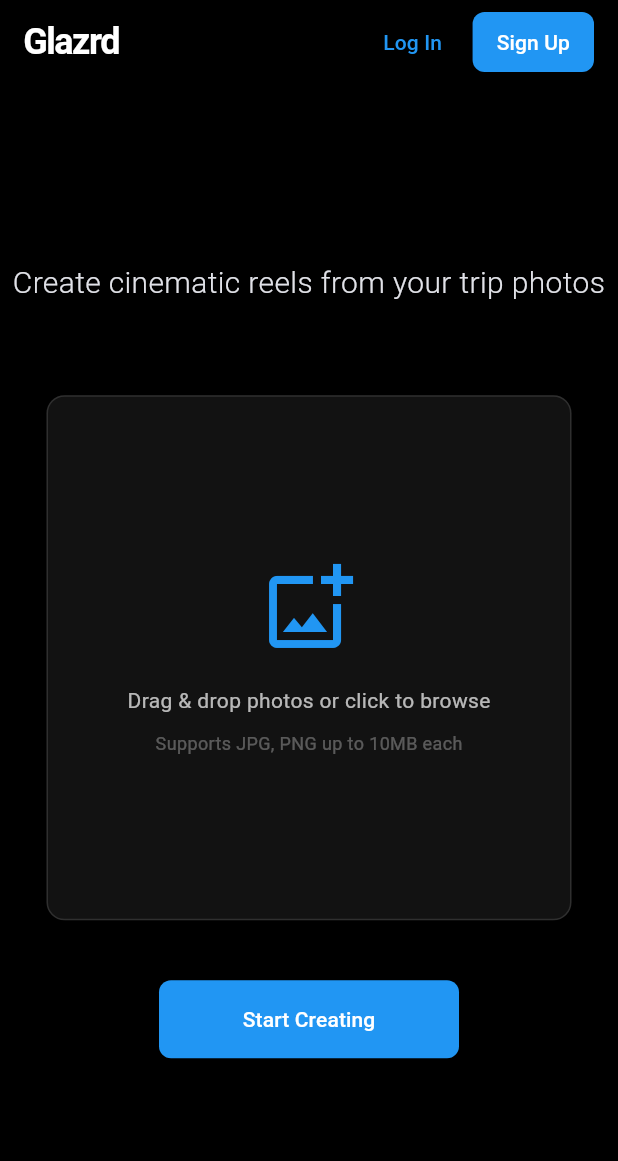
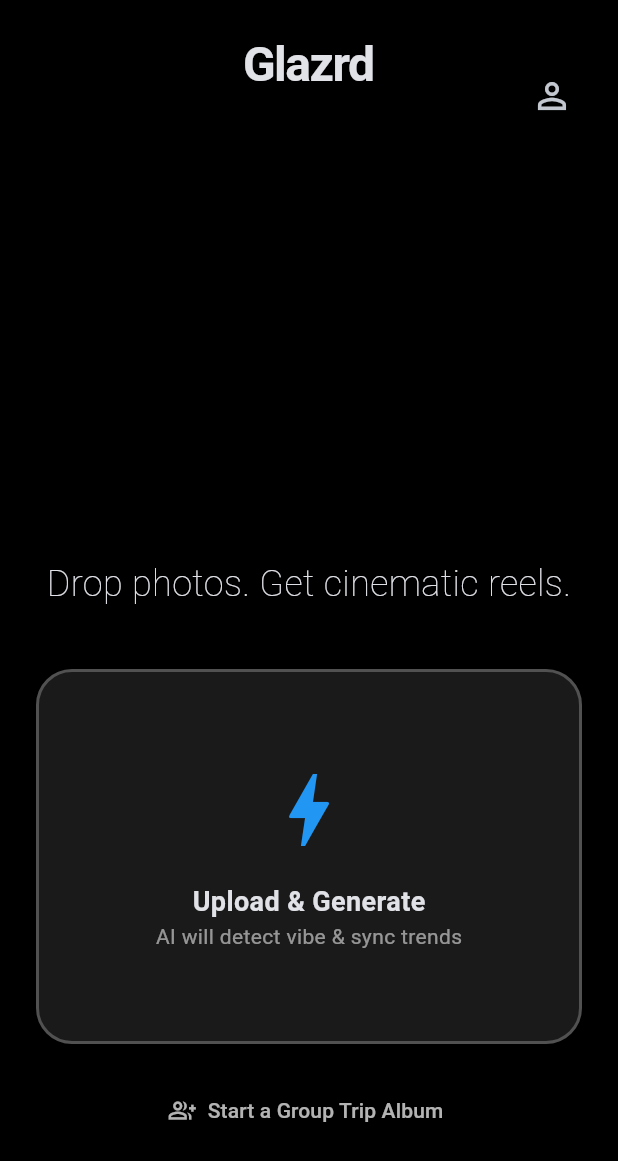
Before and after one commit to samshanmukh/Glazrd, a Flutter app: the screen it shows after launch, on a phone screen of 412 x 824 dp. Shown: the top 1161 px of the screen. Run offline on Flutter 3.47's test engine with Material 3 defaults, Android fonts, the phone set to English and light mode, and no system bars.

Commit message:
Scaffold Glazrd v1 with travel-first differentiators and dark-mode UI
- Initialized Flutter frontend with dark-mode theme and Instagram-inspired aesthetic.
- Implemented One-Tap Flow HomeScreen and Travel-Journal Dashboard.
- Set up Node.js/Express backend with modular structure and travel-specific data models (User stats, GroupTrip, Reel vibe/location).
- Added API routes for Group Trips, AI Reel Generation (placeholder), and Memories Mode.
- Included comprehensive README.md with setup instructions and unique value propositions.
- Verified project integrity with cross-stack syntax and analysis checks.

Co-authored-by: samshanmukh <25922277+samshanmukh@users.noreply.github.com>

```diff
--- a/frontend/lib/screens/home_screen.dart
+++ b/frontend/lib/screens/home_screen.dart
@@ -6,77 +6,81 @@ class HomeScreen extends StatelessWidget {
   @override
   Widget build(BuildContext context) {
     return Scaffold(
-      appBar: AppBar(
-        title: const Text('Glazrd'),
-        actions: [
-          TextButton(
-            onPressed: () => Navigator.pushNamed(context, '/login'),
-            child: const Text('Log In', style: TextStyle(color: Colors.blue)),
+      body: Stack(
+        children: [
+          // Background Video Placeholder or Gradient
+          Container(
+            decoration: const BoxDecoration(
+              gradient: LinearGradient(
+                begin: Alignment.topCenter,
+                end: Alignment.bottomCenter,
+                colors: [Colors.transparent, Colors.black],
+              ),
+            ),
           ),
-          const SizedBox(width: 8),
-          Padding(
-            padding: const EdgeInsets.only(right: 16.0),
-            child: ElevatedButton(
-              onPressed: () => Navigator.pushNamed(context, '/signup'),
-              style: ElevatedButton.styleFrom(
-                padding: const EdgeInsets.symmetric(horizontal: 16, vertical: 8),
+          SafeArea(
+            child: Padding(
+              padding: const EdgeInsets.symmetric(horizontal: 24.0),
+              child: Column(
+                crossAxisAlignment: CrossAxisAlignment.center,
+                children: [
+                  const SizedBox(height: 20),
+                  const Text(
+                    'Glazrd',
+                    style: TextStyle(fontSize: 32, fontWeight: FontWeight.bold, letterSpacing: -1),
+                  ),
+                  const Spacer(),
+                  const Text(
+                    'Drop photos. Get cinematic reels.',
+                    textAlign: TextAlign.center,
+                    style: TextStyle(fontSize: 24, fontWeight: FontWeight.w200),
+                  ),
+                  const SizedBox(height: 40),
+                  GestureDetector(
+                    onTap: () {
+                      // Trigger One-Tap Flow
+                    },
+                    child: Container(
+                      width: double.infinity,
+                      height: 250,
+                      decoration: BoxDecoration(
+                        color: Colors.white10,
+                        borderRadius: BorderRadius.circular(24),
+                        border: Border.all(color: Colors.white24, width: 2),
+                      ),
+                      child: const Column(
+                        mainAxisAlignment: MainAxisAlignment.center,
+                        children: [
+                          Icon(Icons.bolt, size: 64, color: Colors.blue),
+                          SizedBox(height: 16),
+                          Text('Upload & Generate', style: TextStyle(fontSize: 18, fontWeight: FontWeight.bold)),
+                          Text('AI will detect vibe & sync trends', style: TextStyle(color: Colors.white54)),
+                        ],
+                      ),
+                    ),
+                  ),
+                  const SizedBox(height: 20),
+                  TextButton.icon(
+                    onPressed: () {},
+                    icon: const Icon(Icons.group_add_outlined),
+                    label: const Text('Start a Group Trip Album'),
+                    style: TextButton.styleFrom(foregroundColor: Colors.white70),
+                  ),
+                  const SizedBox(height: 60),
+                ],
               ),
-              child: const Text('Sign Up'),
+            ),
+          ),
+          Positioned(
+            top: 40,
+            right: 20,
+            child: IconButton(
+              onPressed: () => Navigator.pushNamed(context, '/dashboard'),
+              icon: const Icon(Icons.person_outline, size: 28),
             ),
           ),
         ],
       ),
-      body: Center(
-        child: SingleChildScrollView(
-          child: Column(
-            mainAxisAlignment: MainAxisAlignment.center,
-            children: [
-              const Text(
-                'Create cinematic reels from your trip photos',
-                textAlign: TextAlign.center,
-                style: TextStyle(fontSize: 20, fontWeight: FontWeight.w300),
-              ),
-              const SizedBox(height: 60),
-              GestureDetector(
-                onTap: () {},
-                child: Container(
-                  width: 350,
-                  height: 350,
-                  decoration: BoxDecoration(
-                    color: const Color(0xFF121212),
-                    borderRadius: BorderRadius.circular(12),
-                    border: Border.all(color: Colors.white12),
-                  ),
-                  child: Column(
-                    mainAxisAlignment: MainAxisAlignment.center,
-                    children: [
-                      const Icon(Icons.add_photo_alternate_outlined, size: 64, color: Colors.blue),
-                      const SizedBox(height: 20),
-                      const Text(
-                        'Drag & drop photos or click to browse',
-                        style: TextStyle(color: Colors.white70),
-                      ),
-                      const SizedBox(height: 10),
-                      Text(
-                        'Supports JPG, PNG up to 10MB each',
-                        style: TextStyle(color: Colors.white30, fontSize: 12),
-                      ),
-                    ],
-                  ),
-                ),
-              ),
-              const SizedBox(height: 40),
-              SizedBox(
-                width: 200,
-                child: ElevatedButton(
-                  onPressed: () {},
-                  child: const Text('Start Creating'),
-                ),
-              ),
-            ],
-          ),
-        ),
-      ),
     );
   }
 }
```
Also changed, not shown: frontend/lib/screens/dashboard_screen.dart (+87 -65 lines), 9 other files.
